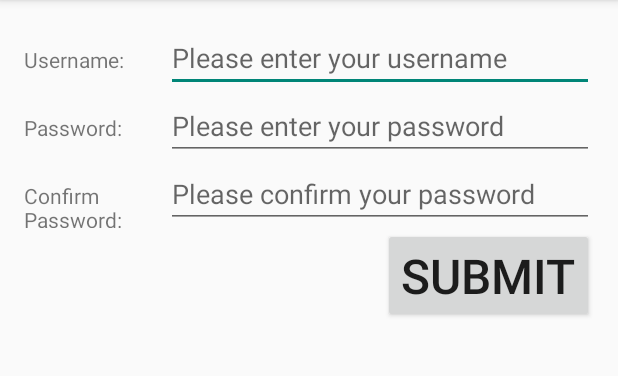
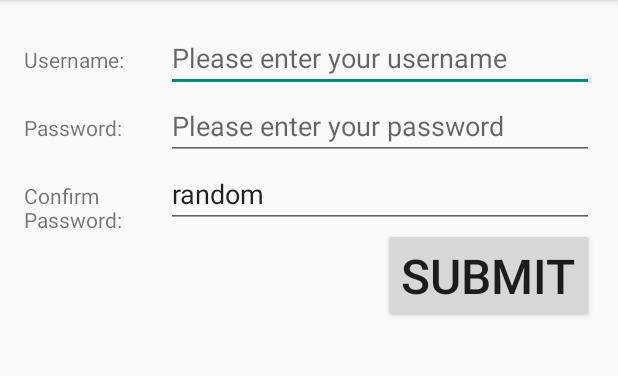
Before and after one commit to eyles/SignUpForm, an Android app: the screen it shows after launch (LoginActivity), on a phone screen of 412 x 824 dp, the part 84-460 px from its top. Run offline under Robolectric (Android 15) with nearby library versions, the phone set to English and light mode, and no system bars.

Commit message:
some changes

```diff
--- a/app/src/main/res/layout/activity_login.xml
+++ b/app/src/main/res/layout/activity_login.xml
@@ -60,6 +60,7 @@
             android:layout_height="wrap_content" />
 
         <EditText
+            android:text="@string/random"
             android:id="@+id/password_confirm_field"
             android:hint="@string/password_confirm_field"
             android:layout_toRightOf="@+id/password_label"
--- a/app/src/main/res/values/strings.xml
+++ b/app/src/main/res/values/strings.xml
@@ -12,6 +12,8 @@
     <string name="password_field">Please enter your password</string>
     <string name="password_confirm_label">Confirm Password:</string>
     <string name="password_confirm_field">Please confirm your password</string>
+    <string name="random">random</string>
+
 
 
 </resources>
```
